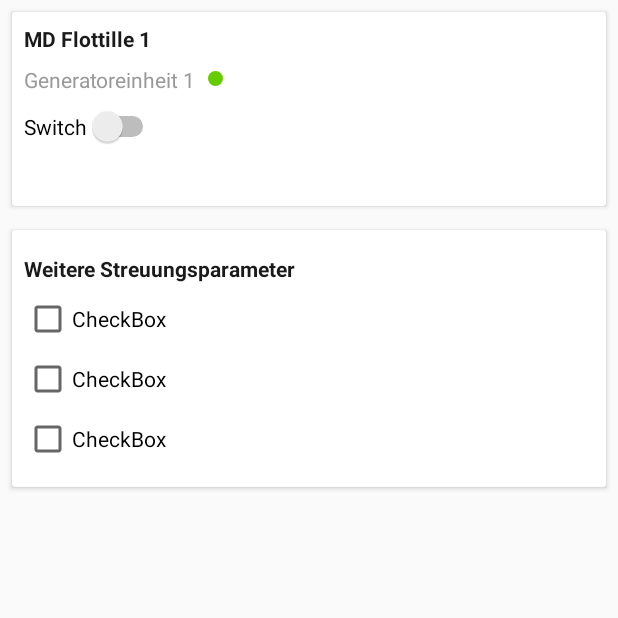
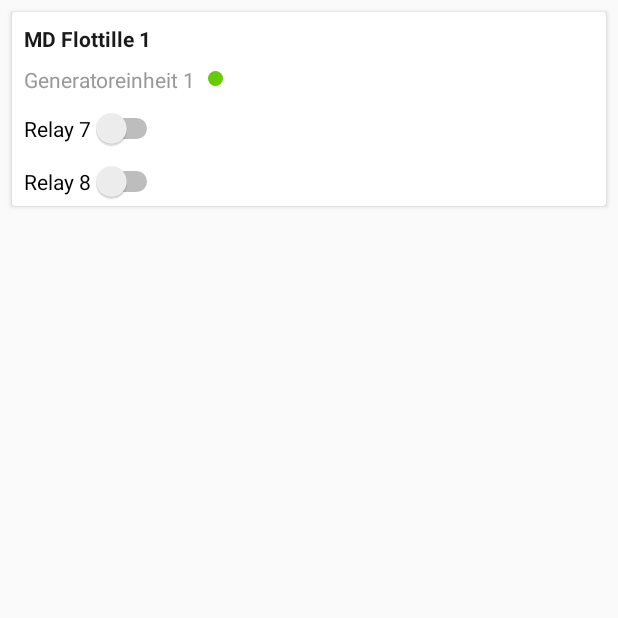
Before and after one commit to C4rist0p4/Flussstrom, an Android app: the fragment Control shown on its own in the app's theme, on a phone screen of 412 x 824 dp, the top half of it. Run offline under Robolectric (Android 15) with nearby library versions, the phone set to English and light mode, and no system bars.

Commit message:
http request

```diff
--- a/app/build.gradle
+++ b/app/build.gradle
@@ -20,6 +20,8 @@ android {
         buildConfigField("String", "password", apikeyProperties['password'])
         buildConfigField("String", "address", apikeyProperties['address'])
         buildConfigField("String", "path", apikeyProperties['path'])
+        buildConfigField("String", "ipAdresseEthernetrelais", apikeyProperties['ipAdresseEthernetrelais'])
+        buildConfigField("String", "httpPort", apikeyProperties['httpPort'])
     }
 
     buildTypes {
--- a/app/src/main/java/com/example/myapplication/AssetMasterData.java
+++ b/app/src/main/java/com/example/myapplication/AssetMasterData.java
@@ -18,8 +18,6 @@ import android.view.ViewGroup;
 import android.widget.TextView;
 import android.widget.Toast;
 
-
-import com.google.firebase.functions.FirebaseFunctions;
 import com.google.firebase.storage.FirebaseStorage;
 import com.google.firebase.storage.StorageReference;
 
@@ -29,7 +27,6 @@ import java.util.HashMap;
 import java.util.Objects;
 
 public class AssetMasterData extends Fragment {
-    private FirebaseFunctions mFunctions;
     private TextView systemname;
     private TextView installationLocation;
     private TextView installation;
@@ -45,7 +42,6 @@ public class AssetMasterData extends Fragment {
     @Override
     public void onCreate(Bundle savedInstanceState) {
         super.onCreate(savedInstanceState);
-        mFunctions = FirebaseFunctions.getInstance();
     }
 
     @Override
--- a/app/src/main/java/com/example/myapplication/ComponentView.java
+++ b/app/src/main/java/com/example/myapplication/ComponentView.java
@@ -35,7 +35,7 @@ public class ComponentView extends Fragment {
     public ComponentView() {
     }
 
-    private static ComponentView newInstance(String param1, String param2) {
+    private static ComponentView newInstance() {
         ComponentView fragment = new ComponentView();
         Bundle args = new Bundle();
         fragment.setArguments(args);
--- a/app/src/main/java/com/example/myapplication/Control.java
+++ b/app/src/main/java/com/example/myapplication/Control.java
@@ -4,44 +4,41 @@ import android.os.Bundle;
 
 import androidx.fragment.app.Fragment;
 
+import android.util.Log;
 import android.view.LayoutInflater;
 import android.view.View;
 import android.view.ViewGroup;
+import android.widget.CompoundButton;
+import android.widget.ProgressBar;
+import android.widget.Switch;
+import android.widget.Toast;
+
+import org.xmlpull.v1.XmlPullParser;
+import org.xmlpull.v1.XmlPullParserException;
+import org.xmlpull.v1.XmlPullParserFactory;
+
+import java.io.ByteArrayInputStream;
+import java.io.IOException;
+import java.io.InputStream;
+import java.nio.charset.StandardCharsets;
+import java.util.ArrayList;
+import java.util.List;
 
 
-/**
- * A simple {@link Fragment} subclass.
- * Use the {@link Control#newInstance} factory method to
- * create an instance of this fragment.
- */
 public class Control extends Fragment {
-    // TODO: Rename parameter arguments, choose names that match
-    // the fragment initialization parameters, e.g. ARG_ITEM_NUMBER
-    private static final String ARG_PARAM1 = "param1";
-    private static final String ARG_PARAM2 = "param2";
 
-    // TODO: Rename and change types of parameters
-    private String mParam1;
-    private String mParam2;
+    String ipAdresse = BuildConfig.ipAdresseEthernetrelais;
+    String httpPort = BuildConfig.httpPort;
+    Switch relay7;
+    Switch relay8;
+    ProgressBar progressBar;
 
-    public Control() {
-        // Required empty public constructor
-    }
-
-    /**
-     * Use this factory method to create a new instance of
-     * this fragment using the provided parameters.
-     *
-     * @param param1 Parameter 1.
-     * @param param2 Parameter 2.
-     * @return A new instance of fragment Control.
-     */
-    // TODO: Rename and change types and number of parameters
-    private static Control newInstance(String param1, String param2) {
+    private static Control newInstance() {
         Control fragment = new Control();
         Bundle args = new Bundle();
-        args.putString(ARG_PARAM1, param1);
-        args.putString(ARG_PARAM2, param2);
+
+
+
         fragment.setArguments(args);
         return fragment;
     }
@@ -49,16 +46,110 @@ public class Control extends Fragment {
     @Override
     public void onCreate(Bundle savedInstanceState) {
         super.onCreate(savedInstanceState);
-        if (getArguments() != null) {
-            mParam1 = getArguments().getString(ARG_PARAM1);
-            mParam2 = getArguments().getString(ARG_PARAM2);
-        }
+
     }
 
     @Override
     public View onCreateView(LayoutInflater inflater, ViewGroup container,
                              Bundle savedInstanceState) {
-        // Inflate the layout for this fragment
-        return inflater.inflate(R.layout.fragment_control, container, false);
+        View view = inflater.inflate(R.layout.fragment_control, container, false);
+
+        relay7 = view.findViewById(R.id.switch1);
+        relay8 = view.findViewById(R.id.switch2);
+        progressBar = view.findViewById(R.id.progressBar);
+
+        HttpTask httpTask = new HttpTask(requireActivity().getApplicationContext(), progressBar, new OnEventListener<String>() {
+            @Override
+            public void onSuccess(String[] object) {
+
+                try {
+                    XmlPullParserFactory parserFactory = XmlPullParserFactory.newInstance();
+                    XmlPullParser parser = parserFactory.newPullParser();
+                    parser.setFeature(XmlPullParser.FEATURE_PROCESS_NAMESPACES, false);
+                    InputStream stream = new ByteArrayInputStream(object[0].getBytes(StandardCharsets.UTF_8));
+
+                    parser.setInput(stream, null);
+
+                    ArrayList<String> relays = processParsing(parser);
+
+                    if (relays.get(0).equals("ON")) {
+                        relay7.setChecked(true);
+                    } else {
+                        relay7.setChecked(false);
+                    }
+
+                    if (relays.get(1).equals("ON")) {
+                        relay8.setChecked(true);
+                    } else {
+                        relay8.setChecked(false);
+                    }
+                    setListener();
+
+                } catch (XmlPullParserException | IOException e) {
+                    e.printStackTrace();
+                }
+            }
+            @Override
+            public void onFailure(Exception e) {
+                Toast.makeText(requireActivity().getApplicationContext(), "Connection Fail", Toast.LENGTH_LONG).show();
+            }
+        });
+
+        httpTask.execute("http://" + ipAdresse + ":" + httpPort + "/status.xml");
+
+        return view;
+    }
+
+    private void setListener () {
+        relay7.setOnCheckedChangeListener((buttonView, isChecked) -> {
+            if(isChecked){
+                sendCommand("http://" + ipAdresse + ":" + httpPort + "/status.xml?r7=1");
+            }else {
+                sendCommand("http://" + ipAdresse + ":" + httpPort + "/status.xml?r7=0");
+            }
+        });
+
+        relay8.setOnCheckedChangeListener((buttonView, isChecked) -> {
+            if(isChecked){
+                sendCommand("http://" + ipAdresse + ":" + httpPort + "/status.xml?r8=1");
+            }else {
+                sendCommand("http://" + ipAdresse + ":" + httpPort + "/status.xml?r8=0");
+            }
+        });
+    }
+
+    private void sendCommand(String URL) {
+        HttpTask httpTask = new HttpTask(requireActivity().getApplicationContext(), progressBar, new OnEventListener<String>() {
+
+            @Override
+            public void onSuccess(String[] object) {
+                Toast.makeText(requireActivity().getApplicationContext(), "Command Send", Toast.LENGTH_LONG).show();
+            }
+
+            @Override
+            public void onFailure(Exception e) {
+                Toast.makeText(requireActivity().getApplicationContext(), "Connection Fail", Toast.LENGTH_LONG).show();
+            }
+        });
+        httpTask.execute(URL);
+    }
+
+    private ArrayList<String> processParsing(XmlPullParser parser) throws IOException, XmlPullParserException {
+
+        ArrayList<String> relays = new  ArrayList<>();
+
+        int eventType = parser.getEventType();
+        while (eventType != XmlPullParser.END_DOCUMENT) {
+            String relayName;
+
+            relayName = parser.getName();
+
+            if ("Relay7".equals(relayName) || "Relay8".equals(relayName)) {
+                relays.add(parser.nextText());
+            }
+
+            eventType = parser.next();
+        }
+        return relays;
     }
 }
--- /dev/null
+++ b/app/src/main/java/com/example/myapplication/HttpTask.java
@@ -0,0 +1,75 @@
+package com.example.myapplication;
+
+
+import android.annotation.SuppressLint;
+import android.content.Context;
+import android.os.AsyncTask;
+import android.view.View;
+import android.widget.ProgressBar;
+
+import java.io.BufferedReader;
+import java.io.IOException;
+import java.io.InputStream;
+import java.io.InputStreamReader;
+import java.lang.ref.WeakReference;
+import java.net.HttpURLConnection;
+import java.net.URL;
+
+class HttpTask extends AsyncTask<String, Void, String[]> {
+    private OnEventListener<String> mCallBack;
+    private Exception mException;
+    @SuppressLint("StaticFieldLeak")
+    private ProgressBar progressBar;
+
+    public HttpTask(Context context, ProgressBar pBar, OnEventListener<String> callback) {
+        mCallBack = callback;
+        WeakReference<Context> contextRef = new WeakReference<>(context);
+        progressBar = pBar;
+    }
+
+    @Override
+    protected void onPreExecute() {
+        super.onPreExecute();
+       progressBar.setVisibility(View.VISIBLE);
+    }
+
+    @Override
+    protected String[] doInBackground(String... strURLs) {
+        URL url;
+        HttpURLConnection conn;
+        try {
+            url = new URL(strURLs[0]);
+            conn = (HttpURLConnection) url.openConnection();
+            int responseCode = conn.getResponseCode();
+
+            if (responseCode == HttpURLConnection.HTTP_OK) {
+                InputStream in = url.openStream();
+                BufferedReader reader = new BufferedReader(new InputStreamReader(in));
+                StringBuilder result = new StringBuilder();
+                String line;
+                while ((line = reader.readLine()) != null) {
+                    result.append(line);
+                }
+
+                return new String[] {result.toString()};
+            } else {
+                return new String[] {"Fail (" + responseCode + ")"};
+            }
+        } catch (IOException e) {
+            mException = e;
+        }
+        return  null;
+    }
+
+    @Override
+    protected void onPostExecute(String[] result) {
+       progressBar.setVisibility(View.GONE);
+        if (mCallBack != null) {
+            if (mException == null) {
+                mCallBack.onSuccess(result);
+            } else {
+                mCallBack.onFailure(mException);
+            }
+        }
+    }
+}
--- a/app/src/main/java/com/example/myapplication/LoginActivity.java
+++ b/app/src/main/java/com/example/myapplication/LoginActivity.java
@@ -15,12 +15,8 @@ import com.google.firebase.auth.FirebaseUser;
 import com.google.firebase.functions.FirebaseFunctions;
 import com.google.firebase.iid.FirebaseInstanceId;
 
-import org.json.JSONException;
-import org.json.JSONObject;
-
 import java.util.HashMap;
 import java.util.List;
-import java.util.Map;
 import java.util.Objects;
 
 public class LoginActivity extends AppCompatActivity {
--- a/app/src/main/res/layout/fragment_control.xml
+++ b/app/src/main/res/layout/fragment_control.xml
@@ -32,7 +32,6 @@
                 android:layout_width="wrap_content"
                 android:layout_height="wrap_content"
                 android:layout_marginStart="8dp"
-                android:layout_marginLeft="8dp"
                 android:layout_marginTop="8dp"
                 android:text="MD Flottille 1"
                 android:textColor="@color/colorBlack"
@@ -45,7 +44,6 @@
                 android:layout_width="wrap_content"
                 android:layout_height="wrap_content"
                 android:layout_marginStart="8dp"
-                android:layout_marginLeft="8dp"
                 android:layout_marginTop="8dp"
                 android:text="Generatoreinheit 1"
                 android:textColor="#999999"
@@ -57,90 +55,42 @@
                 android:layout_height="10dp"
                 android:layout_gravity="center_vertical"
                 android:layout_marginStart="8dp"
-                android:layout_marginLeft="8dp"
                 android:layout_marginTop="4dp"
                 android:background="@drawable/circular"
                 app:layout_constraintStart_toEndOf="@+id/GeneratorUnitNameTV"
                 app:layout_constraintTop_toTopOf="@+id/GeneratorUnitNameTV" />
 
             <Switch
+                android:id="@+id/switch1"
+                android:layout_width="wrap_content"
+                android:layout_height="wrap_content"
+                android:layout_marginStart="8dp"
+                android:layout_marginTop="9dp"
+                android:text="Relay 7"
+                app:layout_constraintStart_toStartOf="parent"
+                app:layout_constraintTop_toBottomOf="@+id/GeneratorUnitNameTV" />
+
+            <Switch
                 android:id="@+id/switch2"
                 android:layout_width="wrap_content"
                 android:layout_height="wrap_content"
                 android:layout_marginStart="8dp"
-                android:layout_marginLeft="8dp"
                 android:layout_marginTop="8dp"
-                android:text="Switch"
+                android:text="Relay 8"
                 app:layout_constraintStart_toStartOf="parent"
-                app:layout_constraintTop_toBottomOf="@+id/GeneratorUnitNameTV" />
+                app:layout_constraintTop_toBottomOf="@+id/switch1" />
+
+            <ProgressBar
+                android:id="@+id/progressBar"
+                style="?android:attr/progressBarStyle"
+                android:layout_width="wrap_content"
+                android:layout_height="wrap_content"
+                android:visibility="invisible"
+                app:layout_constraintBottom_toBottomOf="parent"
+                app:layout_constraintEnd_toEndOf="parent"
+                app:layout_constraintStart_toStartOf="parent"
+                app:layout_constraintTop_toTopOf="parent" />
         </androidx.constraintlayout.widget.ConstraintLayout>
     </androidx.cardview.widget.CardView>
 
-    <androidx.cardview.widget.CardView
-        android:id="@+id/control2CV"
-        android:layout_width="match_parent"
-        android:layout_height="wrap_content"
-        android:layout_marginStart="8dp"
-        android:layout_marginLeft="8dp"
-        android:layout_marginTop="16dp"
-        android:layout_marginEnd="8dp"
-        android:layout_marginRight="8dp"
-        app:layout_constraintEnd_toEndOf="parent"
-        app:layout_constraintStart_toStartOf="parent"
-        app:layout_constraintTop_toBottomOf="@+id/controlCV">
-
-        <androidx.constraintlayout.widget.ConstraintLayout
-            android:layout_width="match_parent"
-            android:layout_height="wrap_content"
-            app:layout_constraintTop_toBottomOf="@+id/control2CV"
-            tools:layout_editor_absoluteX="18dp">
-
-            <TextView
-                android:id="@+id/textTV"
-                android:layout_width="wrap_content"
-                android:layout_height="19dp"
-                android:layout_marginStart="8dp"
-                android:layout_marginLeft="8dp"
-                android:layout_marginTop="16dp"
-                android:text="Weitere Streuungsparameter"
-                android:textColor="@color/colorBlack"
-                android:textStyle="bold"
-                app:layout_constraintStart_toStartOf="parent"
-                app:layout_constraintTop_toTopOf="parent" />
-
-            <CheckBox
-                android:id="@+id/checkBox"
-                android:layout_width="wrap_content"
-                android:layout_height="wrap_content"
-                android:layout_marginTop="8dp"
-                android:text="CheckBox"
-                app:layout_constraintStart_toStartOf="@+id/textTV"
-                app:layout_constraintTop_toBottomOf="@+id/textTV" />
-
-            <CheckBox
-                android:id="@+id/checkBox2"
-                android:layout_width="wrap_content"
-                android:layout_height="wrap_content"
-                android:layout_marginTop="8dp"
-                android:text="CheckBox"
-                app:layout_constraintStart_toStartOf="@+id/checkBox"
-                app:layout_constraintTop_toBottomOf="@+id/checkBox" />
-
-            <CheckBox
-                android:id="@+id/checkBox3"
-                android:layout_width="wrap_content"
-                android:layout_height="wrap_content"
-                android:layout_marginTop="8dp"
-                android:layout_marginBottom="16dp"
-                android:text="CheckBox"
-                app:layout_constraintBottom_toBottomOf="parent"
-                app:layout_constraintStart_toStartOf="@+id/checkBox2"
-                app:layout_constraintTop_toBottomOf="@+id/checkBox2" />
-
-
-        </androidx.constraintlayout.widget.ConstraintLayout>
-
-    </androidx.cardview.widget.CardView>
-
-
 </androidx.constraintlayout.widget.ConstraintLayout>
```
Also changed, not shown: app/src/main/java/com/example/myapplication/DatabaseHelper.java (+0 -9 lines), app/src/main/java/com/example/myapplication/Messages.java (deleted, +0 -44 lines).
